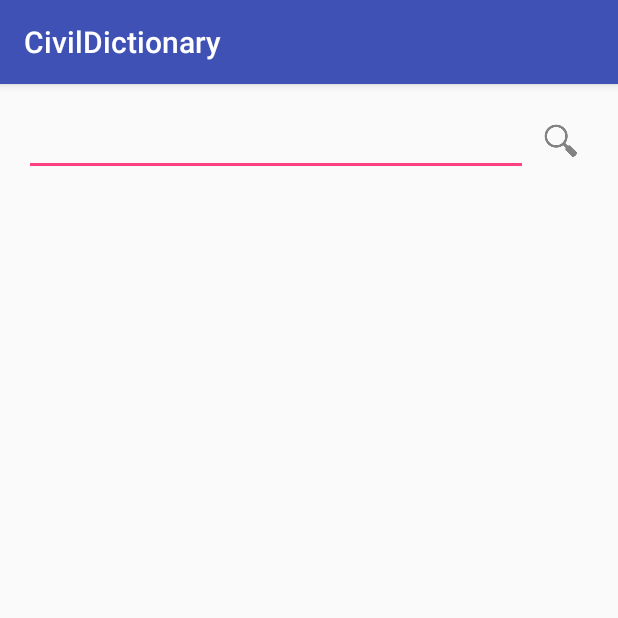
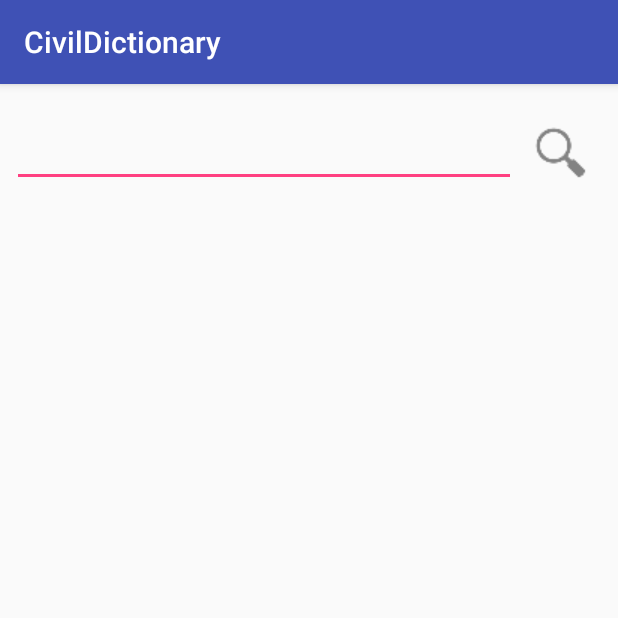
Before and after one commit to ramin-vakili/GeoDic, an Android app: the screen it shows after launch (MainActivity), on a phone screen of 412 x 824 dp, the top half of it. Run offline under Robolectric (Android 15) with nearby library versions, the phone set to English and light mode, and no system bars; 2 statements that could not run were skipped.

Commit message:
some changes

```diff
--- a/app/src/main/res/layout/activity_main.xml
+++ b/app/src/main/res/layout/activity_main.xml
@@ -12,6 +12,7 @@
 
     <LinearLayout
         android:orientation="horizontal"
+        android:gravity="center_vertical"
         android:layout_width="match_parent"
         android:layout_height="wrap_content">
 
@@ -27,8 +28,8 @@
             android:layout_margin="@dimen/button_margin"
             android:foreground="?android:attr/selectableItemBackground"
             android:clickable="true"
-            android:layout_width="wrap_content"
-            android:layout_height="wrap_content" />
+            android:layout_width="@dimen/icon_size"
+            android:layout_height="@dimen/icon_size" />
 
     </LinearLayout>
 
--- a/app/src/main/res/values-w820dp/dimens.xml
+++ b/app/src/main/res/values-w820dp/dimens.xml
@@ -2,5 +2,5 @@
     <!-- Example customization of dimensions originally defined in res/values/dimens.xml
          (such as screen margins) for screens with more than 820dp of available width. This
          would include 7" and 10" devices in landscape (~960dp and ~1280dp respectively). -->
-    <dimen name="activity_horizontal_margin">64dp</dimen>
+    <dimen name="activity_horizontal_margin">32dp</dimen>
 </resources>
--- a/app/src/main/res/values/dimens.xml
+++ b/app/src/main/res/values/dimens.xml
@@ -1,6 +1,6 @@
 <resources>
     <!-- Default screen margins, per the Android Design guidelines. -->
-    <dimen name="activity_horizontal_margin">16dp</dimen>
+    <dimen name="activity_horizontal_margin">8dp</dimen>
     <dimen name="activity_vertical_margin">16dp</dimen>
     <dimen name="button_margin">6dp</dimen>
     <dimen name="text_margin">2dp</dimen>
```
